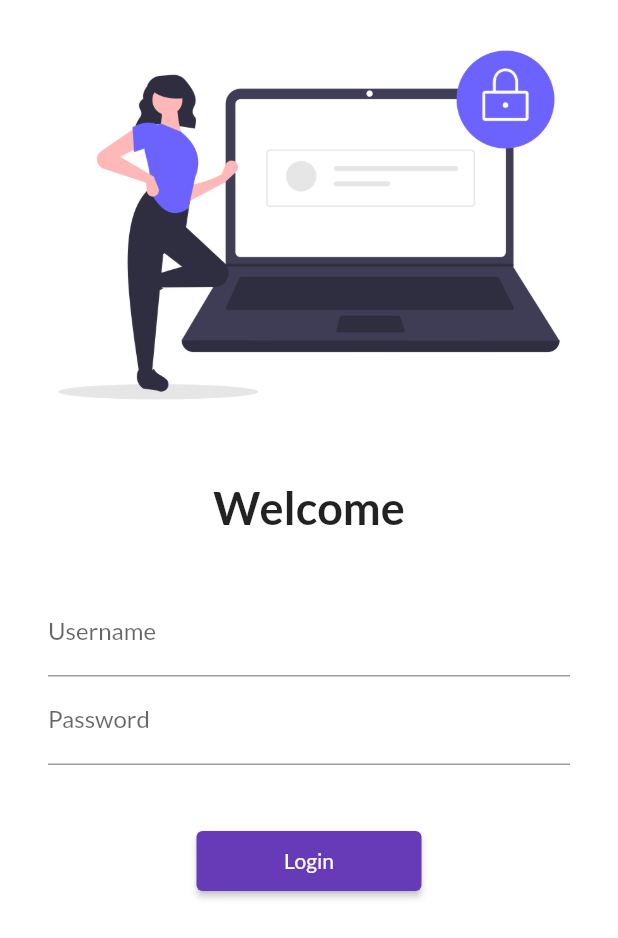
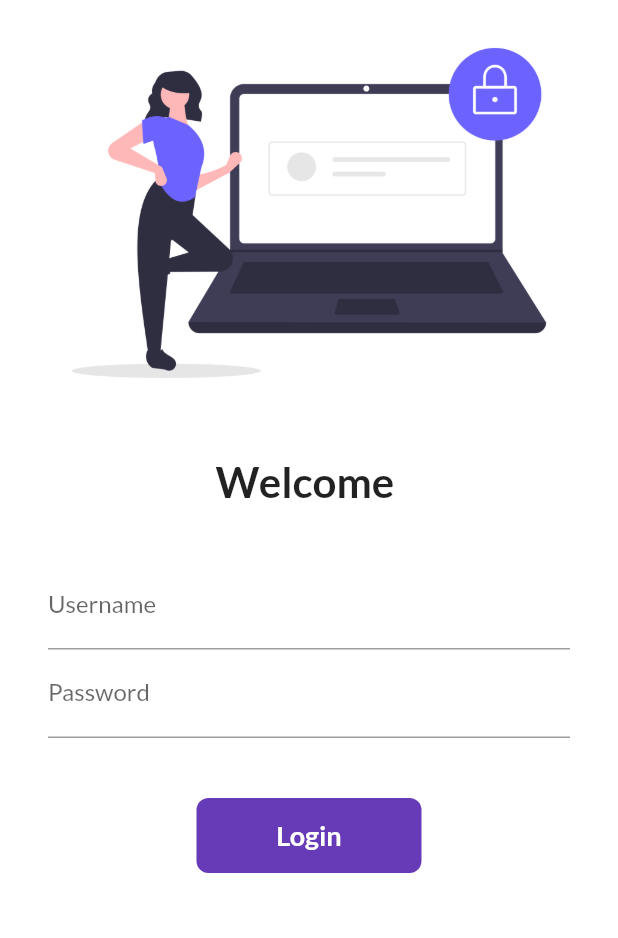
Before and after one commit to Jayaldhruv/flutterpractice, a Flutter app: the screen it shows after launch, on a phone screen of 412 x 824 dp. Shown: the top 938 px of the screen. Run offline on Flutter 3.47's test engine with Material 2 defaults, Android fonts, the phone set to English and light mode, and no system bars; our stand-ins replace google_fonts.

Commit message:
day 6 completed

```diff
--- a/lib/pages/login_page.dart
+++ b/lib/pages/login_page.dart
@@ -1,8 +1,15 @@
 import 'package:flutter/material.dart';
 import 'package:flutter_application_1/utils/routes.dart';
 
-class LoginPage extends StatelessWidget {
+class LoginPage extends StatefulWidget {
   const LoginPage({super.key});
+  @override
+  _LoginPageState createState() => _LoginPageState();
+}
+
+class _LoginPageState extends State<LoginPage> {
+  String name = "";
+  bool changeButton = false;
 
   @override
   Widget build(BuildContext context) {
@@ -14,19 +21,18 @@ class LoginPage extends StatelessWidget {
             Image.asset(
               "assets/images/login_image.png",
               fit: BoxFit.cover,
-              height: 300,
             ),
-            const SizedBox(
-              height: 20,
+            SizedBox(
+              height: 20.0,
             ),
-            const Text(
-              "Welcome",
+            Text(
+              "Welcome $name",
               style: TextStyle(
-                fontSize: 30,
+                fontSize: 28,
                 fontWeight: FontWeight.bold,
               ),
             ),
-            const SizedBox(
+            SizedBox(
               height: 20.0,
             ),
             Padding(
@@ -35,28 +41,64 @@ class LoginPage extends StatelessWidget {
               child: Column(
                 children: [
                   TextFormField(
-                    decoration: const InputDecoration(
+                    decoration: InputDecoration(
                       hintText: "Enter Username",
                       labelText: "Username",
                     ),
+                    onChanged: (value) {
+                      name = value;
+                      setState(() {});
+                    },
                   ),
                   TextFormField(
                     obscureText: true,
-                    decoration: const InputDecoration(
+                    decoration: InputDecoration(
                       hintText: "Enter Password",
                       labelText: "Password",
                     ),
                   ),
-                  const SizedBox(
+                  SizedBox(
                     height: 40.0,
                   ),
-                  ElevatedButton(
-                    style: TextButton.styleFrom(minimumSize: Size(150, 40)),
-                    onPressed: () {
+
+                  InkWell(
+                    onTap: () async {
+                      setState(() {
+                        changeButton = true;
+                      });
+                      await Future.delayed(Duration(seconds: 1));
                       Navigator.pushNamed(context, MyRoutes.homeRoute);
                     },
-                    child: Text("Login"),
+                    child: AnimatedContainer(
+                      duration: Duration(seconds: 1),
+                      width: changeButton ? 50 : 150,
+                      height: 50,
+                      alignment: Alignment.center,
+                      child: changeButton
+                          ? Icon(
+                              Icons.done,
+                              color: Colors.white,
+                            )
+                          : Text(
+                              "Login",
+                              style: TextStyle(
+                                  color: Colors.white,
+                                  fontWeight: FontWeight.bold,
+                                  fontSize: 18),
+                            ),
+                      decoration: BoxDecoration(
+                          color: Colors.deepPurple,
+                          borderRadius:
+                              BorderRadius.circular(changeButton ? 50 : 8)),
+                    ),
                   )
+                  // ElevatedButton(
+                  //   style: TextButton.styleFrom(minimumSize: Size(150, 40)),
+                  //   onPressed: () {
+                  //     Navigator.pushNamed(context, MyRoutes.homeRoute);
+                  //   },
+                  //   child: Text("Login"),
+                  // )
                 ],
               ),
             )
```
